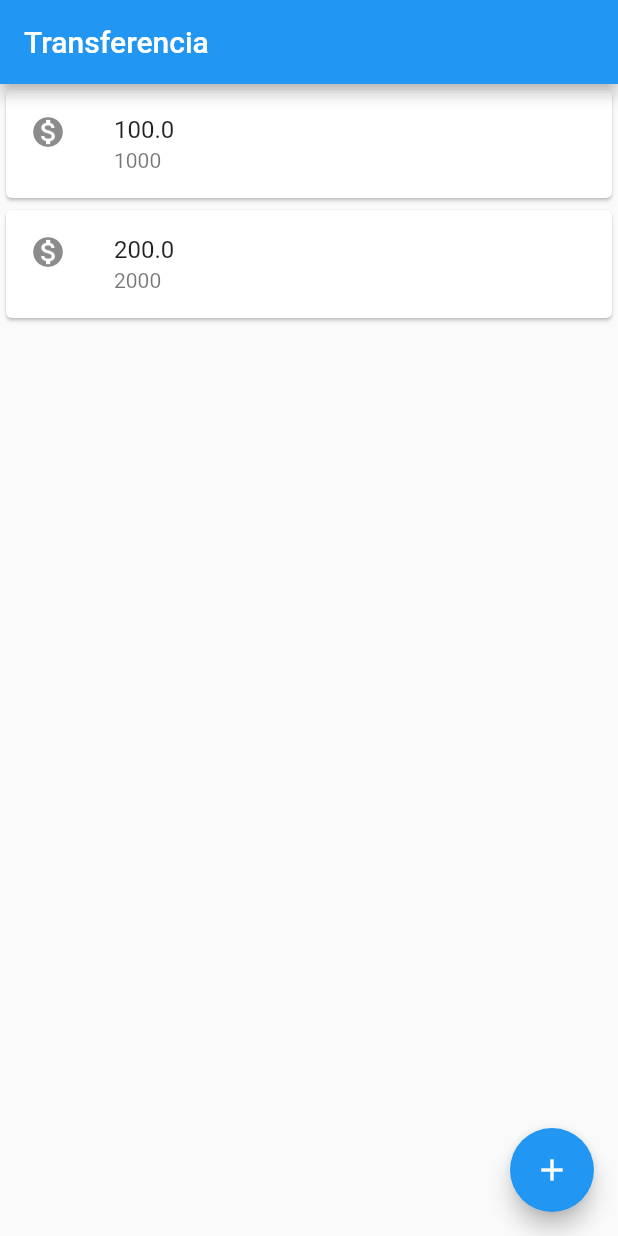
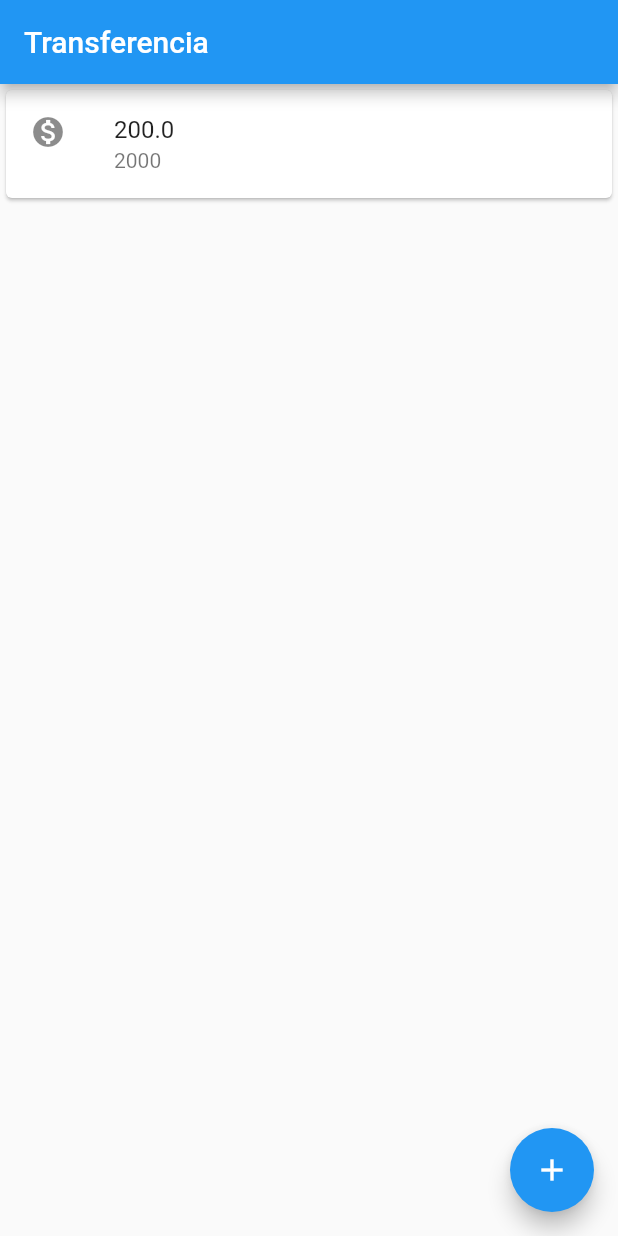
Before and after one commit to sinngjpeg/caelum-bootcamp-android-flutter, a Flutter app: the screen it shows after launch, on a phone screen of 412 x 824 dp. Run offline on Flutter 3.47's test engine with Material 2 defaults, Android fonts, the phone set to English and light mode, and no system bars.

```diff
--- a/bitbank/lib/main.dart
+++ b/bitbank/lib/main.dart
@@ -16,20 +16,21 @@ class ListaTransferencia extends StatelessWidget {
   Widget build(BuildContext context) {
     return Column(
       children: <Widget>[
-        Card(
-            child: ListTile(
-          leading: Icon(Icons.monetization_on),
-          title: Text('100.0'),
-          subtitle: Text('1000'),
-        )),
-        Card(
-          child: ListTile(
-            leading: Icon(Icons.monetization_on),
-            title: Text('200.0'),
-            subtitle: Text('2000'),
-          ),
-        ),
+        item_tranferencia(),
       ],
     );
   }
 }
+
+class item_tranferencia extends StatelessWidget {
+  @override
+  Widget build(BuildContext context) {
+    return Card(
+      child: ListTile(
+        leading: Icon(Icons.monetization_on),
+        title: Text('200.0'),
+        subtitle: Text('2000'),
+      ),
+    );
+  }
+}
```
